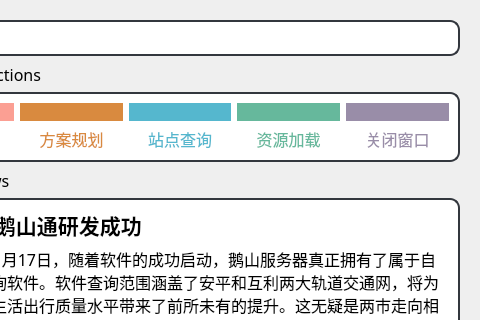
Old version of the form window/ui/main.ui in the repository EveningCity/EST-Software_For_Subway; both pictures show x 120 to 600 and y 0 to 320 of the 600 by 500 pixel window.
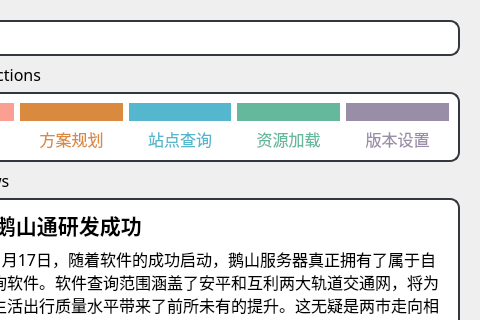
New version of the form. Icons and pictures are not drawn.

```diff
--- a/window/ui/main.ui
+++ b/window/ui/main.ui
@@ -524,7 +524,7 @@
                <string notr="true">color: rgb(153,141,168);</string>
               </property>
               <property name="text">
-               <string>关闭窗口</string>
+               <string>版本设置</string>
               </property>
               <property name="textFormat">
                <enum>Qt::AutoText</enum>
```
Left out of the diff: 2 changed lines with no effect on the pictures.
